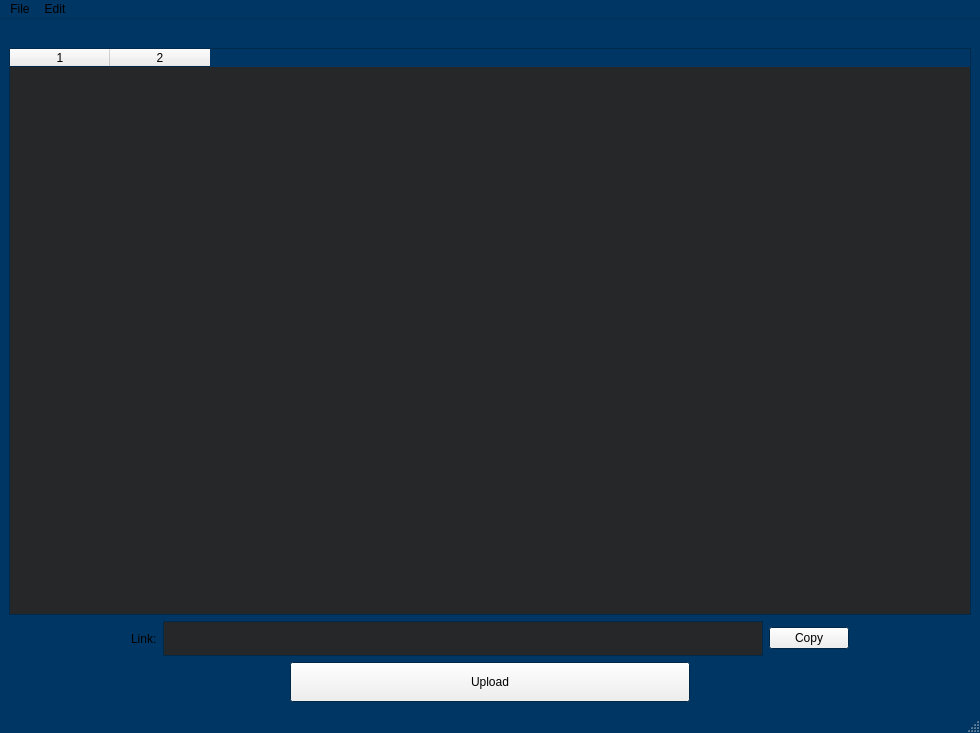
First picture: the form in ImmoCloud/mainwindow.ui, repository EobanZ/QtGoogleDrive, before the edit.
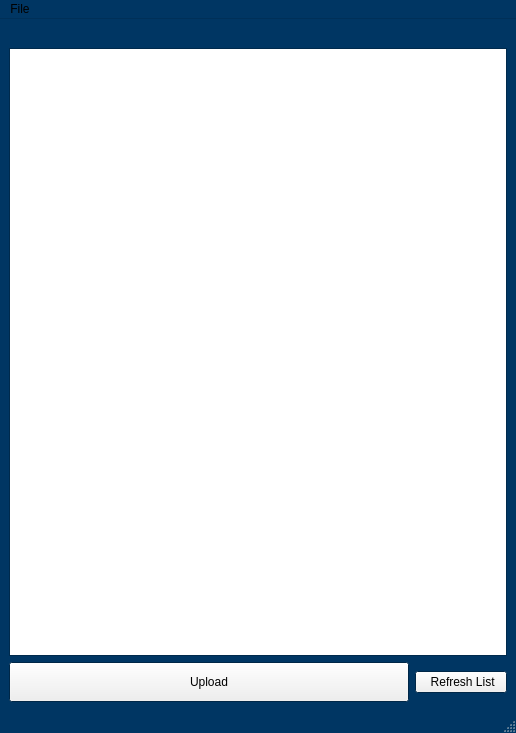
Second picture: the form after the edit. Icons and pictures are not drawn.

```diff
--- a/ImmoCloud/mainwindow.ui
+++ b/ImmoCloud/mainwindow.ui
@@ -6,7 +6,7 @@
    <rect>
     <x>0</x>
     <y>0</y>
-    <width>980</width>
+    <width>516</width>
     <height>733</height>
    </rect>
   </property>
@@ -105,89 +105,71 @@
      </widget>
     </item>
     <item>
-     <widget class="QTableWidget" name="tableFolders">
-      <property name="rowCount">
-       <number>0</number>
+     <widget class="QListWidget" name="listWidget">
+      <property name="palette">
+       <palette>
+        <active>
+         <colorrole role="Base">
+          <brush brushstyle="SolidPattern">
+           <color alpha="255">
+            <red>255</red>
+            <green>255</green>
+            <blue>255</blue>
+           </color>
+          </brush>
+         </colorrole>
+        </active>
+        <inactive>
+         <colorrole role="Base">
+          <brush brushstyle="SolidPattern">
+           <color alpha="255">
+            <red>255</red>
+            <green>255</green>
+            <blue>255</blue>
+           </color>
+          </brush>
+         </colorrole>
+        </inactive>
+        <disabled>
+         <colorrole role="Base">
+          <brush brushstyle="SolidPattern">
+           <color alpha="255">
+            <red>0</red>
+            <green>54</green>
+            <blue>99</blue>
+           </color>
+          </brush>
+         </colorrole>
+        </disabled>
+       </palette>
       </property>
-      <property name="columnCount">
+      <property name="font">
+       <font>
+        <pointsize>17</pointsize>
+        <weight>75</weight>
+        <bold>true</bold>
+       </font>
+      </property>
+      <property name="contextMenuPolicy">
+       <enum>Qt::CustomContextMenu</enum>
+      </property>
+      <property name="editTriggers">
+       <set>QAbstractItemView::DoubleClicked</set>
+      </property>
+      <property name="flow">
+       <enum>QListView::TopToBottom</enum>
+      </property>
+      <property name="spacing">
        <number>2</number>
       </property>
-      <attribute name="verticalHeaderDefaultSectionSize">
-       <number>36</number>
-      </attribute>
-      <column/>
-      <column/>
+      <property name="modelColumn">
+       <number>0</number>
+      </property>
+      <property name="selectionRectVisible">
+       <bool>true</bool>
+      </property>
      </widget>
     </item>
-    <item>
-     <layout class="QGridLayout" name="gridLayout">
-      <item row="0" column="0">
-       <spacer name="horizontalSpacer">
-        <property name="orientation">
-         <enum>Qt::Horizontal</enum>
-        </property>
-        <property name="sizeHint" stdset="0">
-         <size>
-          <width>40</width>
-          <height>20</height>
-         </size>
-        </property>
-       </spacer>
-      </item>
-      <item row="0" column="1">
-       <widget class="QLabel" name="label">
-        <property name="text">
-         <string>Link:</string>
-        </property>
-       </widget>
-      </item>
-      <item row="0" column="3">
-       <widget class="QPushButton" name="pushButton">
-        <property name="text">
-         <string>Copy</string>
-        </property>
-       </widget>
-      </item>
-      <item row="0" column="2">
-       <widget class="QTextEdit" name="textEdit">
-        <property name="sizePolicy">
-         <sizepolicy hsizetype="Fixed" vsizetype="Maximum">
-          <horstretch>0</horstretch>
-          <verstretch>0</verstretch>
-         </sizepolicy>
-        </property>
-        <property name="minimumSize">
-         <size>
-          <width>600</width>
-          <height>0</height>
-         </size>
-        </property>
-        <property name="maximumSize">
-         <size>
-          <width>830</width>
-          <height>35</height>
-         </size>
-        </property>
-        <property name="readOnly">
-         <bool>true</bool>
-        </property>
-       </widget>
-      </item>
-      <item row="0" column="4">
-       <spacer name="horizontalSpacer_2">
-        <property name="orientation">
-         <enum>Qt::Horizontal</enum>
-        </property>
-        <property name="sizeHint" stdset="0">
-         <size>
-          <width>40</width>
-          <height>20</height>
-         </size>
-        </property>
-       </spacer>
-      </item>
-     </layout>
-    </item>
     <item>
      <layout class="QHBoxLayout" name="horizontalLayout">
       <item>
@@ -215,6 +197,13 @@
         </property>
        </widget>
       </item>
+      <item>
+       <widget class="QPushButton" name="RefreshButton">
+        <property name="text">
+         <string> Refresh List</string>
+        </property>
+       </widget>
+      </item>
      </layout>
     </item>
    </layout>
@@ -224,7 +213,7 @@
     <rect>
      <x>0</x>
      <y>0</y>
-     <width>980</width>
+     <width>516</width>
      <height>25</height>
     </rect>
    </property>
@@ -234,15 +223,7 @@
     </property>
     <addaction name="actionQuit"/>
    </widget>
-   <widget class="QMenu" name="menuEdit">
-    <property name="title">
-     <string>Edit</string>
-    </property>
-    <addaction name="actionAdd"/>
-    <addaction name="actionDelete"/>
-   </widget>
    <addaction name="menuFile"/>
-   <addaction name="menuEdit"/>
   </widget>
   <widget class="QStatusBar" name="statusbar"/>
   <action name="actionQuit">
```
Left out of the diff: 12 changed lines with no effect on the pictures.
